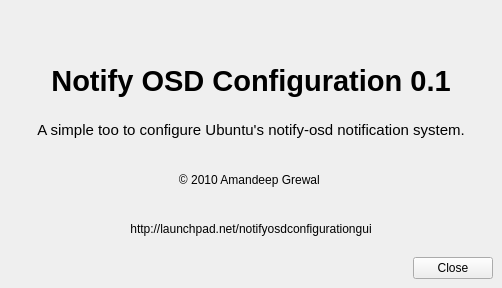
This is aboutw.ui in amandeepg/notifyosdconfig as Qt 5 draws it before an edit. The edited form follows.
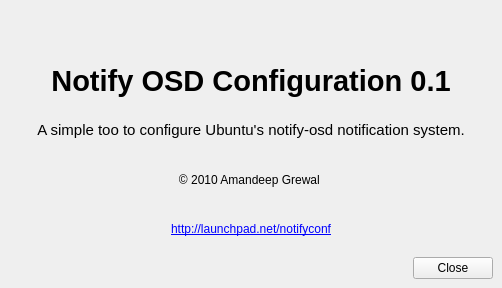
This is the edited form. Icons and pictures are not drawn.

```diff
--- a/aboutw.ui
+++ b/aboutw.ui
@@ -125,7 +125,11 @@
        </font>
       </property>
       <property name="text">
-       <string>http://launchpad.net/notifyosdconfigurationgui</string>
+       <string>&lt;!DOCTYPE HTML PUBLIC &quot;-//W3C//DTD HTML 4.0//EN&quot; &quot;http://www.w3.org/TR/REC-html40/strict.dtd&quot;&gt;
+&lt;html&gt;&lt;head&gt;&lt;meta name=&quot;qrichtext&quot; content=&quot;1&quot; /&gt;&lt;style type=&quot;text/css&quot;&gt;
+p, li { white-space: pre-wrap; }
+&lt;/style&gt;&lt;/head&gt;&lt;body style=&quot; font-family:'Sans'; font-size:10pt; font-weight:400; font-style:normal;&quot;&gt;
+&lt;p style=&quot; margin-top:0px; margin-bottom:0px; margin-left:0px; margin-right:0px; -qt-block-indent:0; text-indent:0px;&quot;&gt;&lt;a href=&quot;http://launchpad.net/notifyconf&quot;&gt;&lt;span style=&quot; font-size:9pt; text-decoration: underline; color:#0000ff;&quot;&gt;http://launchpad.net/notifyconf&lt;/span&gt;&lt;/a&gt;&lt;/p&gt;&lt;/body&gt;&lt;/html&gt;</string>
       </property>
       <property name="alignment">
        <set>Qt::AlignCenter</set>
```
Left out of the diff: 8 changed lines with no effect on the pictures.
